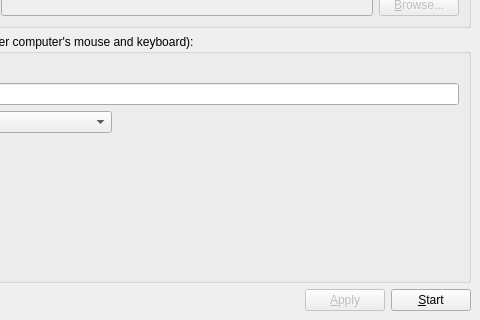
Above: src/gui/src/MainWindowBase.ui from deskflow/deskflow before the change; both pictures show x 120 to 600 and y 230 to 550 of the 600 by 550 pixel window. Below: the same form after it.
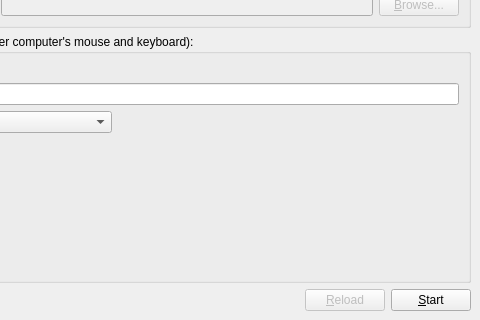
That is the form after the change. Icons and pictures are not drawn.

Commit message:
Rename the "Apply" button to "Reload"
The "Apply" button in the main window calls stopBarrier() immediately
followed by startBarrier(). The startBarrier() function reloads the
configuration. The fact that the "Apply" button applies configuration
changes is incidental; the "Start" button also applies new settings.

"Reload" more accurately describes the function that the button
performs.

Issue #284

Patch:
```diff
--- a/src/gui/src/MainWindowBase.ui
+++ b/src/gui/src/MainWindowBase.ui
@@ -283,7 +283,7 @@
          <bool>false</bool>
         </property>
         <property name="text">
-         <string>&amp;Apply</string>
+         <string>&amp;Reload</string>
         </property>
        </widget>
       </item>
```
Left out of the diff: 2 changed lines with no effect on the pictures. The commit also changes 94 other files.
